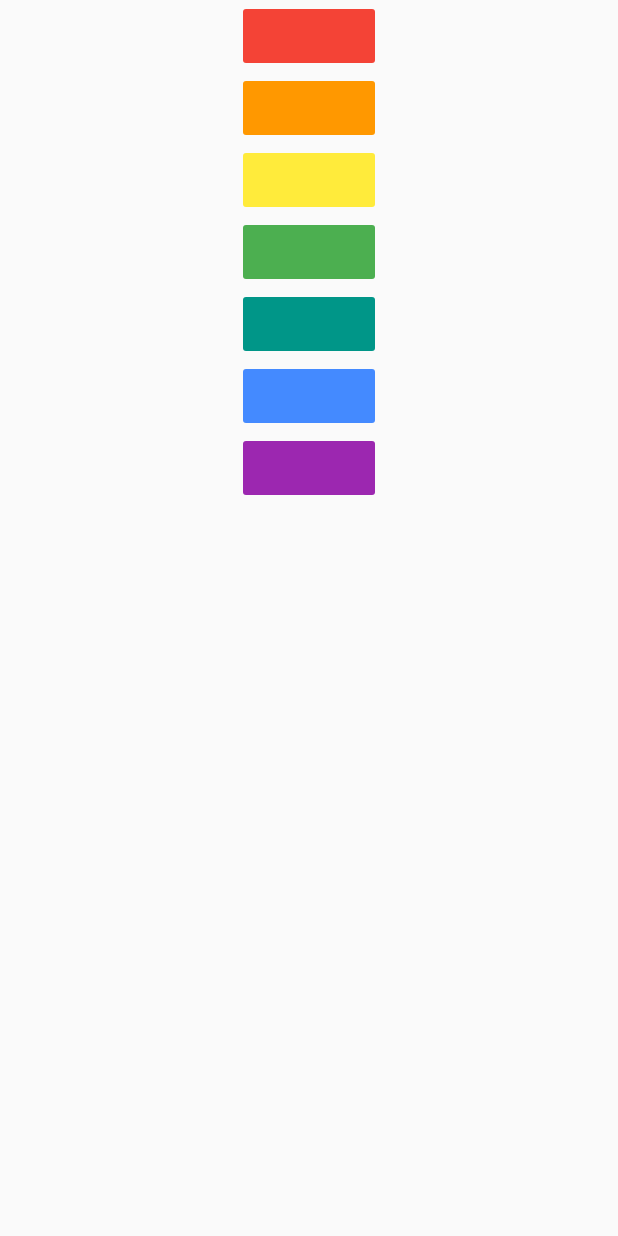
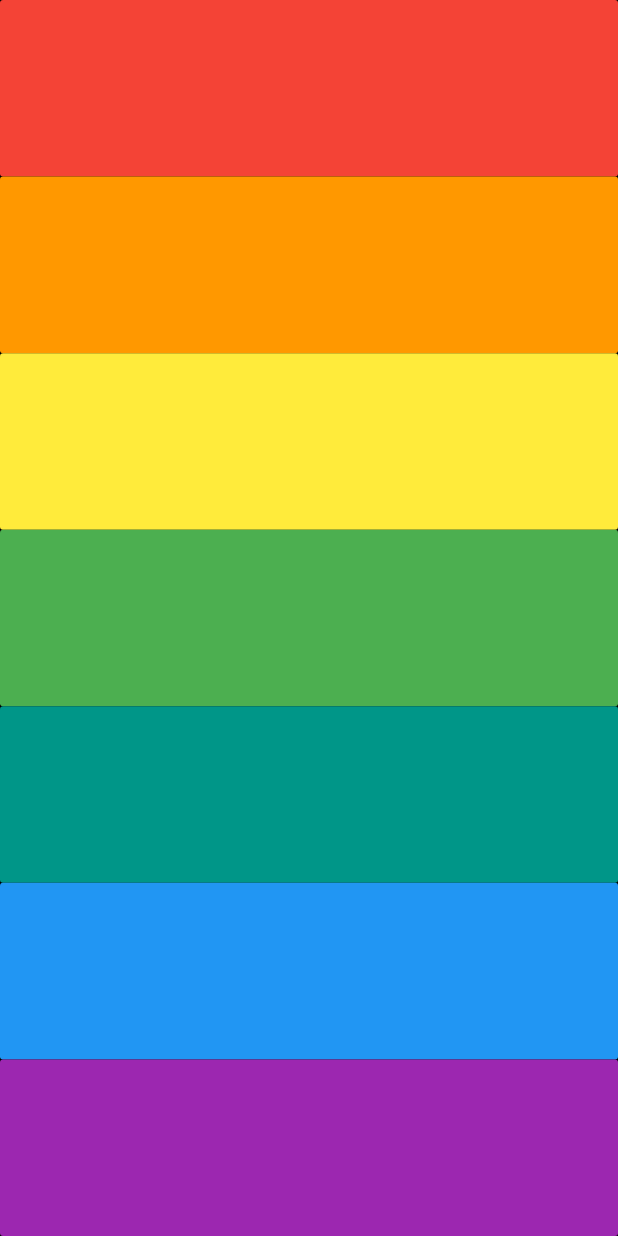
Before and after one commit to nonicalx/xylophoneApp, a Flutter app: the screen it shows after launch, on a phone screen of 412 x 824 dp. Run offline on Flutter 3.47's test engine with Material 2 defaults, Android fonts, the light colour scheme and no system bars; our stand-ins replace audioplayers.

Commit message:
optimzed code with functions

```diff
--- a/lib/main.dart
+++ b/lib/main.dart
@@ -9,57 +9,43 @@ class XylophoneApp extends StatelessWidget {
     player.play('note$soundNum.wav');
   }
 
-  @override
+  Widget buildKey(key) {
+    var keys = [
+      Colors.red,
+      Colors.orange,
+      Colors.yellow,
+      Colors.green,
+      Colors.teal,
+      Colors.blue,
+      Colors.purple
+    ];
+    return Expanded(
+      child: FlatButton(
+        child: SizedBox(width: double.infinity),
+        color: keys[key - 1],
+        onPressed: () {
+          playSound(key);
+        },
+      ),
+    );
+  }
+
+  // @override
   Widget build(BuildContext context) {
     return MaterialApp(
       home: Scaffold(
+        backgroundColor: Colors.black,
         body: SafeArea(
           child: Center(
             child: Column(
               children: <Widget>[
-                FlatButton(
-                  color: Colors.red,
-                  onPressed: () {
-                    playSound(1);
-                  },
-                ),
-                FlatButton(
-                  color: Colors.orange,
-                  onPressed: () {
-                    playSound(2);
-                  },
-                ),
-                FlatButton(
-                  color: Colors.yellow,
-                  onPressed: () {
-                    playSound(3);
-                  },
-                ),
-                FlatButton(
-                  color: Colors.green,
-                  onPressed: () {
-                    playSound(4);
-                  },
-                ),
-                FlatButton(
-                  color: Colors.teal,
-                  child: Text(''),
-                  onPressed: () {
-                    playSound(5);
-                  },
-                ),
-                FlatButton(
-                  color: Colors.blueAccent,
-                  onPressed: () {
-                    playSound(6);
-                  },
-                ),
-                FlatButton(
-                  color: Colors.purple,
-                  onPressed: () {
-                    playSound(7);
-                  },
-                ),
+                buildKey(1),
+                buildKey(2),
+                buildKey(3),
+                buildKey(4),
+                buildKey(5),
+                buildKey(6),
+                buildKey(7)
               ],
             ),
           ),
@@ -68,3 +54,17 @@ class XylophoneApp extends StatelessWidget {
     );
   }
 }
+
+//  key == 1
+//             ? Colors.red
+//             : key == 2
+//                 ? Colors.orange
+//                 : key == 3
+//                     ? Colors.yellow
+//                     : key == 4
+//                         ? Colors.green
+//                         : key == 5
+//                             ? Colors.teal
+//                             : key == 6
+//                                 ? Colors.blue
+//                                 : key == 7 ? Colors.purple : Colors.black,
```
